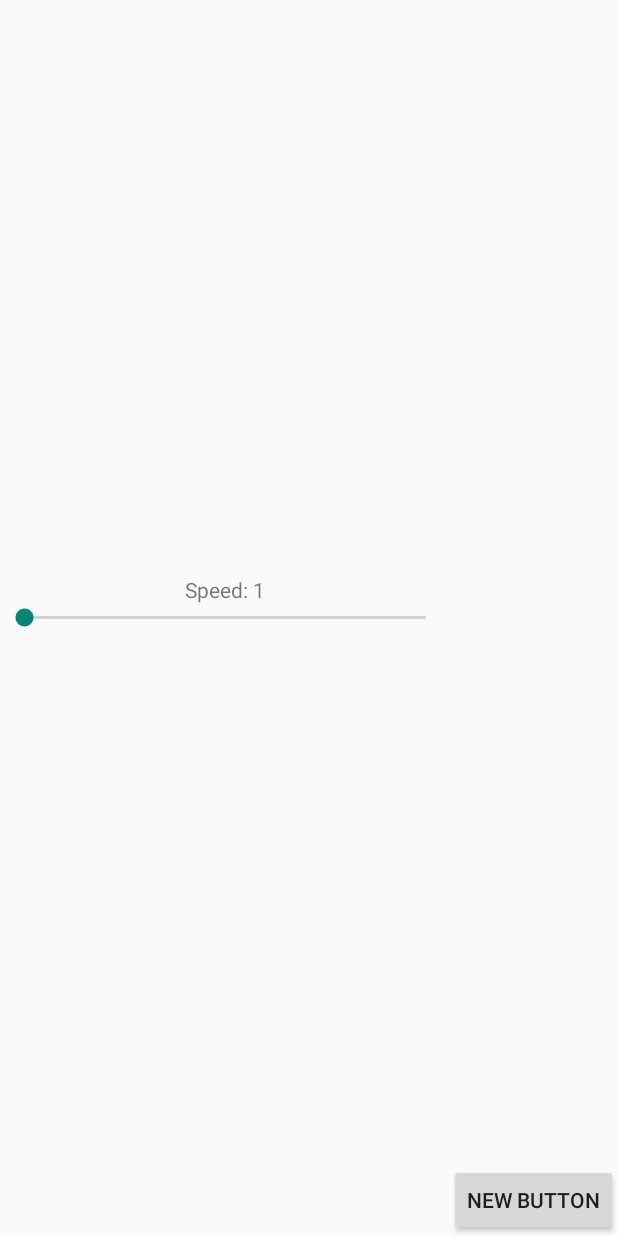
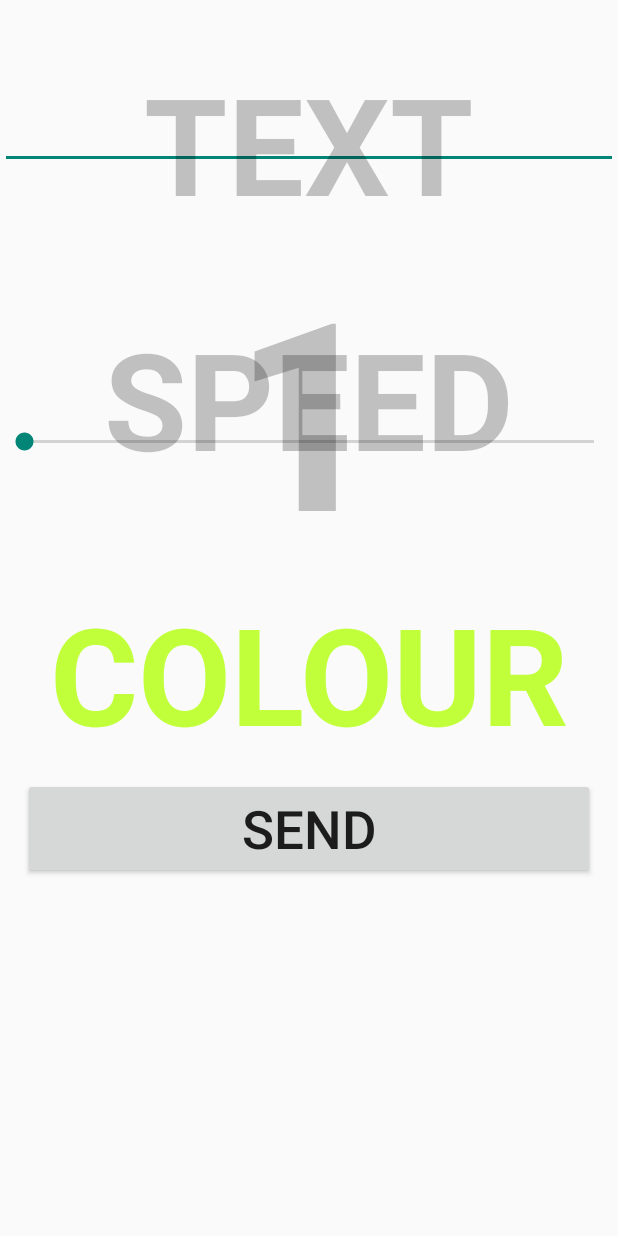
Before and after one commit to Laydas/ImagePixel, an Android app: the SendWord screen opened directly, with no data from a screen before it, on a phone screen of 412 x 824 dp. Run offline under Robolectric (Android 15) with nearby library versions, the phone set to English and light mode, and no system bars; libraries missing offline, so code that uses them is left out: com.pes.androidmaterialcolorpickerdialog; 1 statement that could not run was skipped.

Commit message:
Cleaned up UI on SendWord

```diff
--- a/app/build.gradle
+++ b/app/build.gradle
@@ -6,7 +6,7 @@ android {
 
     defaultConfig {
         applicationId "com.example.iain.imagepixel"
-        minSdkVersion 15
+        minSdkVersion 21
         targetSdkVersion 23
         versionCode 1
         versionName "1.0"
@@ -24,4 +24,5 @@ dependencies {
     testCompile 'junit:junit:4.12'
     compile 'com.android.support:appcompat-v7:23.1.1'
     compile 'com.android.support:design:23.1.1'
+    compile 'com.pes.materialcolorpicker:library:1.0.+'
 }
--- a/app/src/main/java/com/example/iain/imagepixel/SendWord.java
+++ b/app/src/main/java/com/example/iain/imagepixel/SendWord.java
@@ -1,21 +1,27 @@
 package com.example.iain.imagepixel;
 
+import android.app.AlertDialog;
+import android.app.DialogFragment;
 import android.os.Bundle;
 import android.support.design.widget.FloatingActionButton;
 import android.support.design.widget.Snackbar;
 import android.support.v7.app.AppCompatActivity;
 import android.support.v7.widget.Toolbar;
+import android.util.Log;
 import android.view.View;
 import android.widget.Button;
 import android.widget.SeekBar;
 import android.widget.TextView;
 
+import com.pes.androidmaterialcolorpickerdialog.ColorPicker;
+
+
 public class SendWord extends AppCompatActivity {
 
-    Button btnSend;
+    Button btnSend, btnColor;
     private SeekBar seekSpeed;
-    private TextView textSpeed;
-    int speedSend;
+    private TextView textSpeed, textColor;
+    int speedSend, colorRed, colorBlue, colorGreen;
 
     @Override
     protected void onCreate(Bundle savedInstanceState) {
@@ -25,18 +31,55 @@ public class SendWord extends AppCompatActivity {
         //Toolbar toolbar = (Toolbar) findViewById(R.id.toolbar);
         //setSupportActionBar(toolbar);
 
-        // Initialize textview with 0
-        textSpeed.setText("Speed: 1");
+        final ColorPicker cp = new ColorPicker(SendWord.this, 192,255,58);
 
+
+        btnColor = (Button) findViewById(R.id.btn_Color);
+        btnSend = (Button) findViewById(R.id.btn_sendWord);
+        textColor = (TextView) findViewById(R.id.textCOLOUR);
+
+        textColor.setTextColor(0xffc0ff3a);
+
+
+        btnSend.setOnClickListener(new View.OnClickListener() {
+            @Override
+            public void onClick(View v) {
+                sendWord();
+            }
+        });
+
+        btnColor.setOnClickListener(new View.OnClickListener() {
+            @Override
+            public void onClick(View v) {
+                cp.show();
+
+                Button okColor = (Button)cp.findViewById(R.id.okColorButton);
+                okColor.setOnClickListener(new View.OnClickListener() {
+                    @Override
+                    public void onClick(View v) {
+                        colorRed = cp.getRed();
+                        colorGreen = cp.getGreen();
+                        colorBlue = cp.getBlue();
+
+                        textColor.setTextColor(cp.getColor());
+                        cp.dismiss();
+                    }
+                });
+            }
+        });
+        // Initialize text view with 0
+        textSpeed.setText("1");
         seekSpeed.setMax(49);
+
 
         seekSpeed.setOnSeekBarChangeListener(new SeekBar.OnSeekBarChangeListener() {
             int value = 0;
+
             @Override
             public void onProgressChanged(SeekBar seekBar, int progress, boolean fromUser) {
                 value = (progress + 1);
-                speedSend = (((progress -49) * -1) + 1) * 20;
-                textSpeed.setText("Speed: " + value);
+                speedSend = (((progress - 49) * -1) + 1) * 20;
+                textSpeed.setText("" + value);
             }
 
             @Override
@@ -53,4 +96,8 @@ public class SendWord extends AppCompatActivity {
         seekSpeed = (SeekBar) findViewById(R.id.seekSpeed);
         textSpeed = (TextView) findViewById(R.id.textSpeed);
     }
+
+    private void sendWord() {
+
+    }
 }
--- a/app/src/main/res/layout/activity_send_word.xml
+++ b/app/src/main/res/layout/activity_send_word.xml
@@ -1,5 +1,6 @@
 <?xml version="1.0" encoding="utf-8"?>
-<RelativeLayout xmlns:android="http://schemas.android.com/apk/res/android"
+<LinearLayout xmlns:android="http://schemas.android.com/apk/res/android"
+    android:orientation="vertical"
     xmlns:app="http://schemas.android.com/apk/res-auto"
     xmlns:tools="http://schemas.android.com/tools"
     android:layout_width="match_parent"
@@ -7,29 +8,95 @@
     android:fitsSystemWindows="true"
     tools:context="com.example.iain.imagepixel.SendWord">
 
-    <SeekBar
-        android:layout_width="300dp"
+        <RelativeLayout
+            android:layout_width="match_parent"
+            android:layout_height="wrap_content">
+
+            <EditText
+                android:layout_width="fill_parent"
                 android:layout_height="wrap_content"
-        android:id="@+id/seekSpeed"
-        android:layout_centerVertical="true"
-        android:layout_alignParentLeft="true"
-        android:layout_alignParentStart="true" />
+                android:id="@+id/mainWord"
+                android:layout_marginTop="67dp"
+                android:layout_alignParentTop="true"
+                android:layout_alignParentStart="true"
+                android:gravity="center"/>
 
             <TextView
                 android:layout_width="wrap_content"
                 android:layout_height="wrap_content"
+                android:text="@string/str_TEXT"
+                android:textSize="90sp"
+                android:textStyle="bold"
+                android:textColor="#3b000000"
+                android:layout_centerHorizontal="true"
+                android:id="@+id/textTEXT"
+                android:layout_marginTop="35dp"/>
+        </RelativeLayout>
+
+        <RelativeLayout
+            android:layout_width="match_parent"
+            android:layout_height="wrap_content">
+
+            <SeekBar
+                android:layout_width="fill_parent"
+                android:layout_height="wrap_content"
+                android:id="@+id/seekSpeed"
+                android:layout_alignParentStart="true"
+                android:layout_marginTop="130dp" />
+
+            <TextView
+                android:layout_width="wrap_content"
+                android:layout_height="wrap_content"
+                android:text="@string/str_SPEED"
+                android:textColor="#3b000000"
+                android:textSize="90sp"
+                android:textStyle="bold"
+                android:layout_centerHorizontal="true"
+                android:id="@+id/textSPEED"
+                android:layout_marginTop="50dp"/>
+            <TextView
+                android:layout_width="wrap_content"
+                android:layout_height="wrap_content"
                 android:id="@+id/textSpeed"
-        android:layout_above="@+id/seekSpeed"
-        android:layout_alignLeft="@+id/seekSpeed"
-        android:layout_alignRight="@+id/seekSpeed"
-        android:gravity="center"/>
+                android:text="0"
+                android:textSize="175sp"
+                android:textStyle="bold"
+                android:textColor="#3b000000"
+                android:layout_centerHorizontal="true" />
+
+        </RelativeLayout>
+
+    <RelativeLayout
+        android:layout_width="match_parent"
+        android:layout_height="wrap_content">
 
             <Button
+                android:layout_width="match_parent"
+                android:layout_height="120dp"
+                android:id="@+id/btn_Color"
+                android:layout_centerHorizontal="true"
+                android:layout_marginBottom="10dp"
+                android:alpha="0" />
+
+            <TextView
                 android:layout_width="wrap_content"
                 android:layout_height="wrap_content"
-        android:text="New Button"
-        android:id="@+id/button2"
-        android:layout_alignParentBottom="true"
-        android:layout_alignParentRight="true"
-        android:layout_alignParentEnd="true" />
+                android:text="@string/str_COLOUR"
+                android:textSize="90sp"
+                android:textStyle="bold"
+                android:textColor="#3b000000"
+                android:id="@+id/textCOLOUR"
+                android:layout_centerHorizontal="true" />
+
     </RelativeLayout>
+
+        <Button
+            android:layout_width="fill_parent"
+            android:layout_height="wrap_content"
+            android:text="@string/btn_send"
+            android:id="@+id/btn_sendWord"
+            android:layout_marginLeft="15dp"
+            android:layout_marginRight="15dp"
+            android:textSize="35sp" />
+
+</LinearLayout>
--- a/app/src/main/res/values/strings.xml
+++ b/app/src/main/res/values/strings.xml
@@ -11,4 +11,9 @@
     <string name="btn_tomain">To Main</string>
     <string name="btn_word">Word</string>
     <string name="title_activity_send_word">SendWord</string>
+    <string name="btn_color">Colour</string>
+    <string name="str_TEXT">TEXT</string>
+    <string name="str_COLOUR">COLOUR</string>
+    <string name="str_REPETITIONS">REPETITIONS</string>
+    <string name="str_SPEED">SPEED</string>
 </resources>
```
Lines whose indentation alone changed are shown as unchanged.
